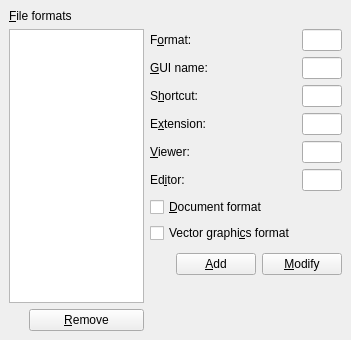
Old version of the form src/frontends/qt4/ui/QPrefFileformatsUi.ui in the repository cburschka/lyx.
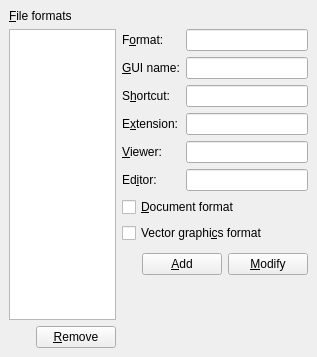
New version of the form.

What changed in the file:
```diff
--- a/src/frontends/qt4/ui/QPrefFileformatsUi.ui
+++ b/src/frontends/qt4/ui/QPrefFileformatsUi.ui
@@ -8,8 +8,8 @@
    <rect>
     <x>0</x>
     <y>0</y>
-    <width>351</width>
-    <height>340</height>
+    <width>317</width>
+    <height>357</height>
    </rect>
   </property>
   <property name="windowTitle" >
@@ -22,66 +22,40 @@
    <property name="spacing" >
     <number>6</number>
    </property>
-   <item row="1" column="4" >
-    <spacer>
-     <property name="orientation" >
-      <enum>Qt::Horizontal</enum>
-     </property>
-     <property name="sizeHint" >
-      <size>
-       <width>91</width>
-       <height>20</height>
-      </size>
-     </property>
-    </spacer>
+   <item rowspan="5" row="1" column="0" >
+    <widget class="QListWidget" name="formatsLW" />
    </item>
-   <item row="2" column="1" >
-    <spacer>
-     <property name="orientation" >
-      <enum>Qt::Horizontal</enum>
+   <item row="6" column="0" >
+    <layout class="QHBoxLayout" >
+     <property name="margin" >
+      <number>0</number>
      </property>
-     <property name="sizeType" >
-      <enum>QSizePolicy::MinimumExpanding</enum>
+     <property name="spacing" >
+      <number>6</number>
      </property>
-     <property name="sizeHint" >
-      <size>
-       <width>20</width>
-       <height>31</height>
-      </size>
-     </property>
-    </spacer>
+     <item>
+      <spacer>
+       <property name="orientation" >
+        <enum>Qt::Horizontal</enum>
+       </property>
+       <property name="sizeHint" >
+        <size>
+         <width>40</width>
+         <height>20</height>
+        </size>
+       </property>
+      </spacer>
+     </item>
+     <item>
+      <widget class="QPushButton" name="formatRemovePB" >
+       <property name="text" >
+        <string>&amp;Remove</string>
+       </property>
+      </widget>
+     </item>
+    </layout>
    </item>
-   <item row="2" column="2" >
-    <widget class="QPushButton" name="formatNewPB" >
-     <property name="text" >
-      <string>&amp;Add</string>
-     </property>
-    </widget>
-   </item>
-   <item row="2" column="3" >
-    <widget class="QPushButton" name="formatModifyPB" >
-     <property name="text" >
-      <string>&amp;Modify</string>
-     </property>
-    </widget>
-   </item>
-   <item row="3" column="1" colspan="3" >
-    <spacer>
-     <property name="orientation" >
-      <enum>Qt::Vertical</enum>
-     </property>
-     <property name="sizeType" >
-      <enum>QSizePolicy::Expanding</enum>
-     </property>
-     <property name="sizeHint" >
-      <size>
-       <width>129</width>
-       <height>31</height>
-      </size>
-     </property>
-    </spacer>
-   </item>
-   <item row="1" column="1" colspan="3" >
+   <item row="1" column="1" >
     <layout class="QGridLayout" >
      <property name="margin" >
       <number>0</number>
@@ -92,11 +66,15 @@
      <item row="4" column="1" >
       <widget class="QLineEdit" name="viewerED" />
      </item>
-     <item row="5" column="1" >
-      <widget class="QLineEdit" name="editorED" />
-     </item>
-     <item row="2" column="1" >
-      <widget class="QLineEdit" name="shortcutED" />
+     <item row="5" column="0" >
+      <widget class="QLabel" name="editorLA" >
+       <property name="text" >
+        <string>Ed&amp;itor:</string>
+       </property>
+       <property name="buddy" >
+        <cstring>editorED</cstring>
+       </property>
+      </widget>
      </item>
      <item row="1" column="0" >
       <widget class="QLabel" name="guiNameLA" >
@@ -108,6 +86,32 @@
        </property>
       </widget>
      </item>
+     <item row="0" column="1" >
+      <widget class="QLineEdit" name="formatED" />
+     </item>
+     <item row="2" column="1" >
+      <widget class="QLineEdit" name="shortcutED" />
+     </item>
+     <item row="3" column="0" >
+      <widget class="QLabel" name="extensionLA" >
+       <property name="text" >
+        <string>E&amp;xtension:</string>
+       </property>
+       <property name="buddy" >
+        <cstring>extensionED</cstring>
+       </property>
+      </widget>
+     </item>
+     <item row="2" column="0" >
+      <widget class="QLabel" name="shortcutLA" >
+       <property name="text" >
+        <string>S&amp;hortcut:</string>
+       </property>
+       <property name="buddy" >
+        <cstring>shortcutED</cstring>
+       </property>
+      </widget>
+     </item>
      <item row="0" column="0" >
       <widget class="QLabel" name="formatLA" >
        <property name="text" >
@@ -118,6 +122,9 @@
        </property>
       </widget>
      </item>
+     <item row="3" column="1" >
+      <widget class="QLineEdit" name="extensionED" />
+     </item>
      <item row="1" column="1" >
       <widget class="QLineEdit" name="guiNameED" />
      </item>
@@ -131,105 +138,36 @@
        </property>
       </widget>
      </item>
-     <item row="5" column="0" >
-      <widget class="QLabel" name="editorLA" >
-       <property name="text" >
-        <string>Ed&amp;itor:</string>
-       </property>
-       <property name="buddy" >
-        <cstring>editorED</cstring>
-       </property>
-      </widget>
+     <item row="5" column="1" >
+      <widget class="QLineEdit" name="editorED" />
      </item>
-     <item row="0" column="1" >
-      <widget class="QLineEdit" name="formatED" />
-     </item>
-     <item row="2" column="0" >
-      <widget class="QLabel" name="shortcutLA" >
-       <property name="text" >
-        <string>S&amp;hortcut:</string>
-       </property>
-       <property name="buddy" >
-        <cstring>shortcutED</cstring>
-       </property>
-      </widget>
-     </item>
-     <item row="3" column="0" >
-      <widget class="QLabel" name="extensionLA" >
-       <property name="text" >
-        <string>E&amp;xtension:</string>
-       </property>
-       <property name="buddy" >
-        <cstring>extensionED</cstring>
-       </property>
-      </widget>
-     </item>
-     <item row="3" column="1" >
-      <widget class="QLineEdit" name="extensionED" />
-     </item>
-     <item row="6" column="0" >
-      <widget class="QCheckBox" name="documentCB" >
-       <property name="enabled" >
-        <bool>true</bool>
-       </property>
-       <property name="toolTip" >
-        <string>Tell whether this format is a document format. A document can not be exported to or viewed in a non-document format.</string>
-       </property>
-       <property name="text" >
-        <string>&amp;Document format</string>
-       </property>
-      </widget>
-     </item>
-     <item row="7" column="0" >
-      <widget class="QCheckBox" name="vectorCB" >
-       <property name="enabled" >
-        <bool>true</bool>
-       </property>
-       <property name="toolTip" >
-        <string>Tell whether this format can contain vector graphics.</string>
-       </property>
-       <property name="text" >
-        <string>Vector graphi&amp;cs format</string>
-       </property>
-      </widget>
-     </item>
     </layout>
    </item>
-   <item row="4" column="0" >
-    <layout class="QHBoxLayout" >
-     <property name="margin" >
-      <number>0</number>
+   <item row="3" column="1" >
+    <widget class="QCheckBox" name="vectorCB" >
+     <property name="enabled" >
+      <bool>true</bool>
      </property>
-     <property name="spacing" >
-      <number>6</number>
+     <property name="toolTip" >
+      <string>Tell whether this format can contain vector graphics.</string>
      </property>
-     <item>
-      <spacer>
-       <property name="orientation" >
-        <enum>Qt::Horizontal</enum>
-       </property>
-       <property name="sizeType" >
-        <enum>QSizePolicy::Preferred</enum>
-       </property>
-       <property name="sizeHint" >
-        <size>
-         <width>20</width>
-         <height>20</height>
-        </size>
-       </property>
-      </spacer>
-     </item>
-     <item>
-      <widget class="QPushButton" name="formatRemovePB" >
-       <property name="text" >
-        <string>&amp;Remove</string>
-       </property>
-      </widget>
-     </item>
-    </layout>
+     <property name="text" >
+      <string>Vector graphi&amp;cs format</string>
+     </property>
+    </widget>
    </item>
-   <item rowspan="3" row="1" column="0" >
-    <widget class="QListWidget" name="formatsLW" />
+   <item row="2" column="1" >
+    <widget class="QCheckBox" name="documentCB" >
+     <property name="enabled" >
+      <bool>true</bool>
+     </property>
+     <property name="toolTip" >
+      <string>Tell whether this format is a document format. A document can not be exported to or viewed in a non-document format.</string>
+     </property>
+     <property name="text" >
+      <string>&amp;Document format</string>
+     </property>
+    </widget>
    </item>
    <item row="0" column="0" >
     <widget class="QLabel" name="formatsLA" >
@@ -241,6 +179,75 @@
      </property>
     </widget>
    </item>
+   <item row="5" column="1" >
+    <spacer>
+     <property name="orientation" >
+      <enum>Qt::Vertical</enum>
+     </property>
+     <property name="sizeType" >
+      <enum>QSizePolicy::Expanding</enum>
+     </property>
+     <property name="sizeHint" >
+      <size>
+       <width>129</width>
+       <height>16</height>
+      </size>
+     </property>
+    </spacer>
+   </item>
+   <item row="4" column="1" >
+    <layout class="QHBoxLayout" >
+     <property name="margin" >
+      <number>0</number>
+     </property>
+     <property name="spacing" >
+      <number>6</number>
+     </property>
+     <item>
+      <spacer>
+       <property name="orientation" >
+        <enum>Qt::Horizontal</enum>
+       </property>
+       <property name="sizeType" >
+        <enum>QSizePolicy::MinimumExpanding</enum>
+       </property>
+       <property name="sizeHint" >
+        <size>
+         <width>20</width>
+         <height>31</height>
+        </size>
+       </property>
+      </spacer>
+     </item>
+     <item>
+      <widget class="QPushButton" name="formatNewPB" >
+       <property name="text" >
+        <string>&amp;Add</string>
+       </property>
+      </widget>
+     </item>
+     <item>
+      <widget class="QPushButton" name="formatModifyPB" >
+       <property name="text" >
+        <string>&amp;Modify</string>
+       </property>
+      </widget>
+     </item>
+    </layout>
+   </item>
+   <item row="1" column="2" >
+    <spacer>
+     <property name="orientation" >
+      <enum>Qt::Horizontal</enum>
+     </property>
+     <property name="sizeHint" >
+      <size>
+       <width>40</width>
+       <height>20</height>
+      </size>
+     </property>
+    </spacer>
+   </item>
   </layout>
  </widget>
  <pixmapfunction></pixmapfunction>
```
